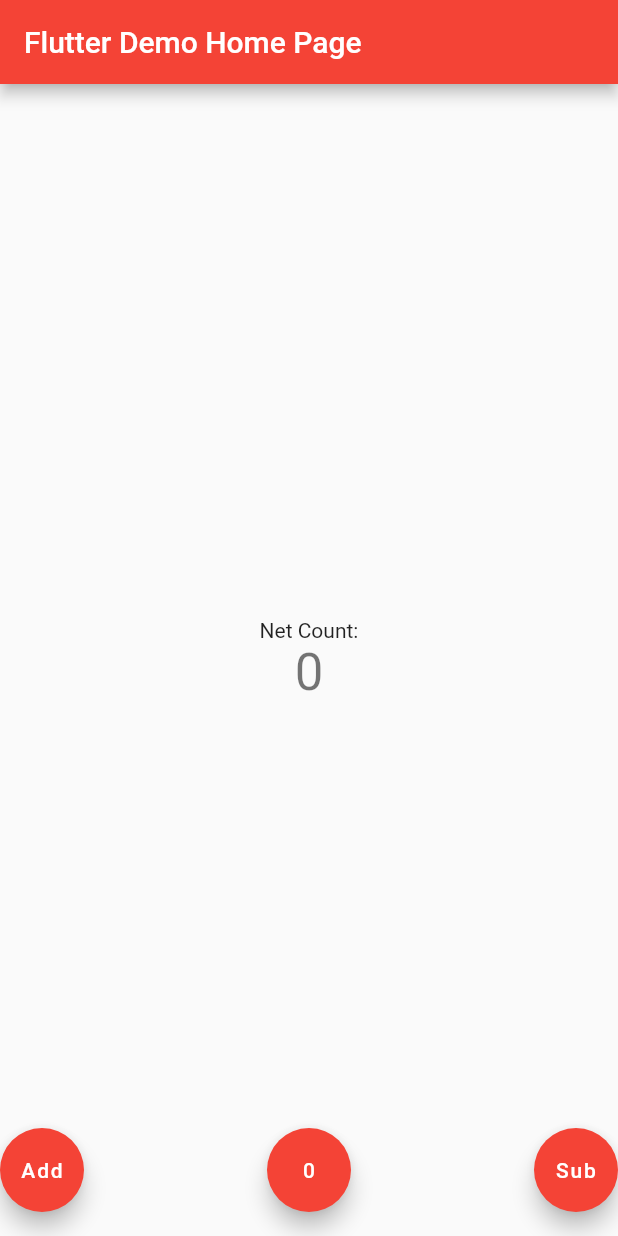
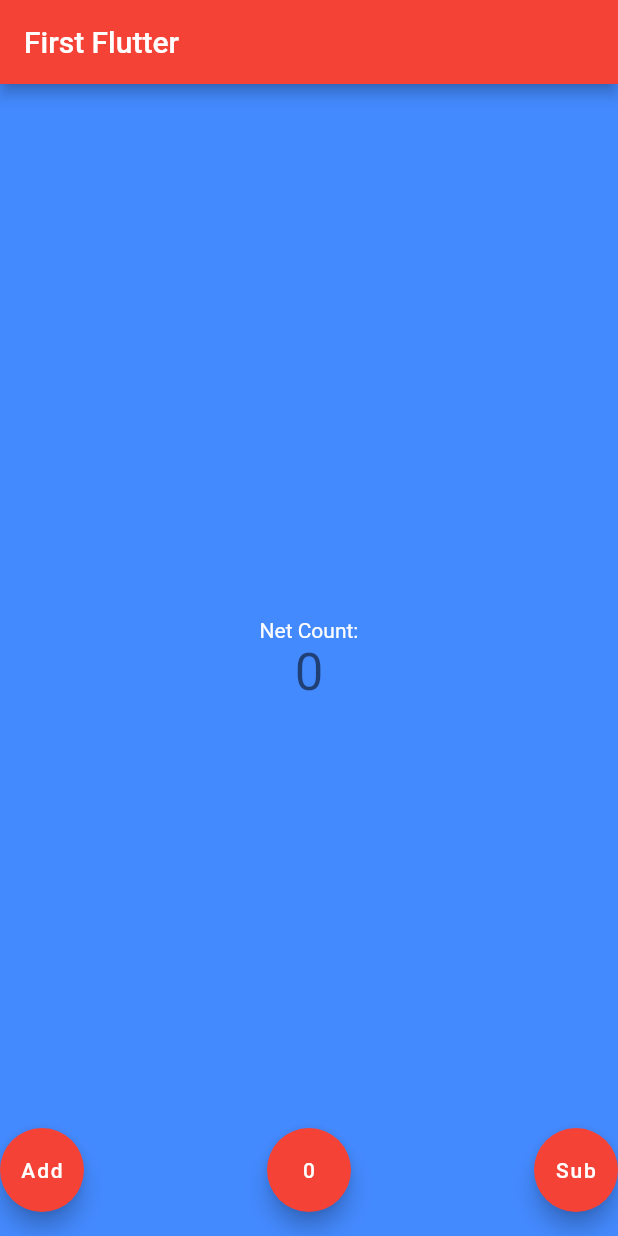
Before and after one commit to maneeshmanu2000/flutter-test, a Flutter app: the screen it shows after launch, on a phone screen of 412 x 824 dp. Run offline on Flutter 3.47's test engine with Material 2 defaults, Android fonts, the phone set to English and light mode, and no system bars.

Commit message:
Bgcolor chaged

```diff
--- a/lib/main.dart
+++ b/lib/main.dart
@@ -19,8 +19,9 @@ class MyApp extends StatelessWidget {
         // Notice that the counter didn't reset back to zero; the application
         // is not restarted.
         primarySwatch: Colors.red,
+//        //backgroundColor: Colors.blue,
       ),
-      home: MyHomePage(title: 'Flutter Demo Home Page'),
+      home: MyHomePage(title: 'First Flutter'),
     );
   }
 }
@@ -86,6 +87,7 @@ class _MyHomePageState extends State<MyHomePage> {
     // fast, so that you can just rebuild anything that needs updating rather
     // than having to individually change instances of widgets.
     return Scaffold(
+      backgroundColor: Colors.blueAccent,
       appBar: AppBar(
         // Here we take the value from the MyHomePage object that was created by
         // the App.build method, and use it to set our appbar title.
@@ -113,6 +115,7 @@ class _MyHomePageState extends State<MyHomePage> {
           children: <Widget>[
             Text(
               'Net Count:',
+              style: TextStyle(color: Colors.white),
             ),
             Text(
               '$_counter',
```
